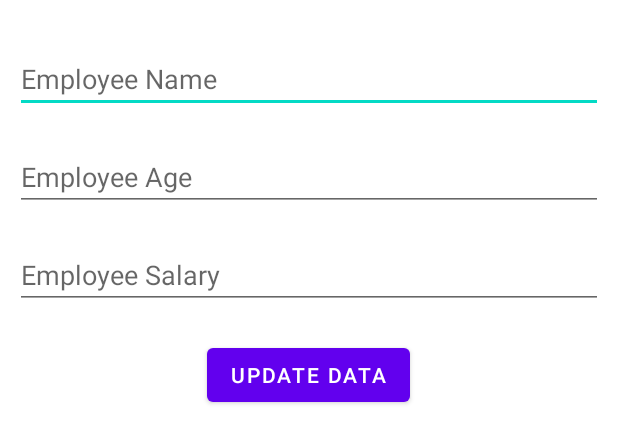
After one commit to Nisal-N-Narasinghe/finance_calculator, an Android app: the layout update_dialog.xml on its own in the app's theme, with its tools: preview values and no code run, on a phone screen of 412 x 824 dp. The commit adds this screen. Shown: the top 443 px of the screen. Run offline under Robolectric (Android 15) with nearby library versions, the phone set to English and light mode, and no system bars.

Commit message:
:memo: Update data using a pop up dialog box

```diff
--- /dev/null
+++ b/app/src/main/res/layout/update_dialog.xml
@@ -0,0 +1,42 @@
+<?xml version="1.0" encoding="utf-8"?>
+<LinearLayout xmlns:android="http://schemas.android.com/apk/res/android"
+    android:layout_width="match_parent"
+    android:layout_height="match_parent"
+    android:orientation="vertical"
+    android:padding="10dp">
+
+    <EditText
+        android:id="@+id/etEmpName"
+        android:layout_width="match_parent"
+        android:layout_height="wrap_content"
+        android:layout_marginTop="20dp"
+        android:hint="Employee Name"
+        android:inputType="textPersonName" />
+
+    <EditText
+        android:id="@+id/etEmpAge"
+        android:layout_width="match_parent"
+        android:layout_height="wrap_content"
+        android:layout_marginTop="20dp"
+        android:ems="10"
+        android:hint="Employee Age" />
+
+    <EditText
+        android:id="@+id/etEmpSalary"
+        android:layout_width="match_parent"
+        android:layout_height="wrap_content"
+        android:layout_marginTop="20dp"
+        android:ems="10"
+        android:hint="Employee Salary"
+        android:inputType="textPersonName" />
+
+    <Button
+        android:id="@+id/btnUpdateData"
+        android:layout_width="wrap_content"
+        android:layout_height="wrap_content"
+        android:layout_gravity="center"
+        android:layout_marginTop="20dp"
+        android:text="Update Data" />
+
+
+</LinearLayout>
```
Also changed, not shown: app/src/main/java/com/example/finance_app/activities/EmployeeDetailsActivity.kt (+68 -0 lines).
